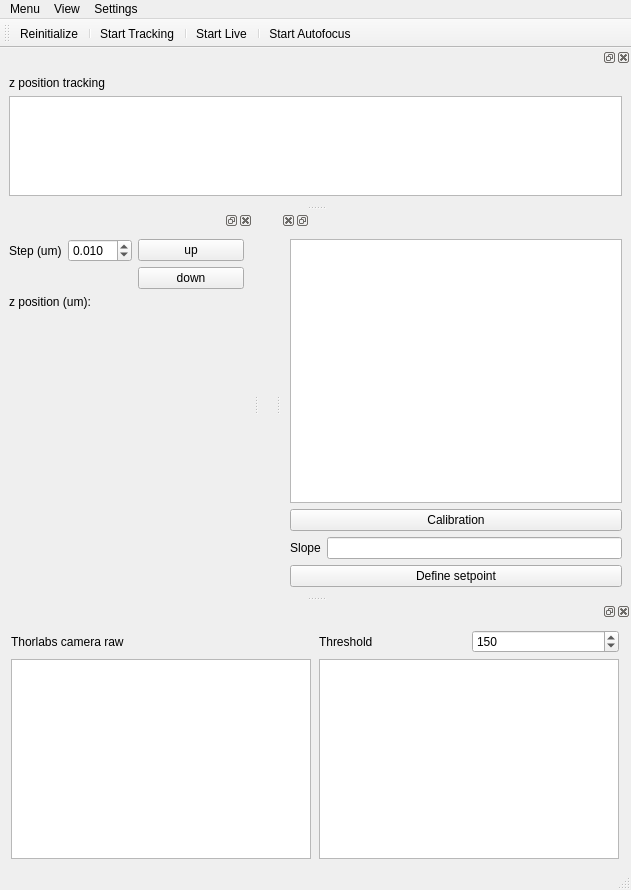
The window that gui/focus/ui_focus.ui (fbarho/qudi-cbs) describes before a commit, drawn with Qt 5.
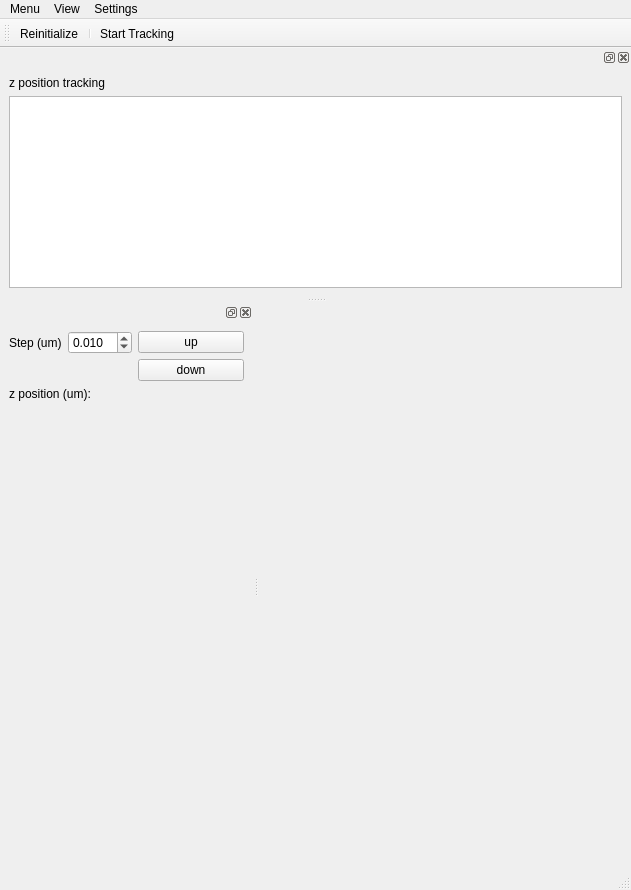
The same window after the commit. Custom widgets are drawn as their Qt base class.

Commit message: adapted focus ui file to current code version (no autofocus tools)

The edit to the form file:
```diff
--- a/gui/focus/ui_focus.ui
+++ b/gui/focus/ui_focus.ui
@@ -167,10 +167,6 @@
    <addaction name="piezo_init_Action"/>
    <addaction name="separator"/>
    <addaction name="tracking_Action"/>
-   <addaction name="separator"/>
-   <addaction name="live_Action"/>
-   <addaction name="separator"/>
-   <addaction name="autofocus_Action"/>
   </widget>
   <widget class="QDockWidget" name="timetrace_DockWidget">
    <property name="layoutDirection">
@@ -194,155 +190,6 @@
     </layout>
    </widget>
   </widget>
-  <widget class="QDockWidget" name="Autofocus_dockWidget">
-   <property name="minimumSize">
-    <size>
-     <width>350</width>
-     <height>385</height>
-    </size>
-   </property>
-   <property name="layoutDirection">
-    <enum>Qt::RightToLeft</enum>
-   </property>
-   <attribute name="dockWidgetArea">
-    <number>2</number>
-   </attribute>
-   <widget class="QWidget" name="dockWidgetContents_3">
-    <layout class="QGridLayout" name="gridLayout_2">
-     <item row="2" column="0">
-      <widget class="QPushButton" name="setpoint_pushButton">
-       <property name="text">
-        <string>Define setpoint</string>
-       </property>
-      </widget>
-     </item>
-     <item row="1" column="0">
-      <layout class="QGridLayout" name="gridLayout_8">
-       <item row="2" column="0" colspan="2">
-        <layout class="QVBoxLayout" name="verticalLayout_7">
-         <item>
-          <widget class="PlotWidget" name="calibration_PlotWidget"/>
-         </item>
-        </layout>
-       </item>
-       <item row="5" column="0">
-        <widget class="QLineEdit" name="slope_lineEdit"/>
-       </item>
-       <item row="3" column="0" colspan="2">
-        <widget class="QPushButton" name="calibration_pushButton">
-         <property name="text">
-          <string>Calibration</string>
-         </property>
-        </widget>
-       </item>
-       <item row="5" column="1">
-        <widget class="QLabel" name="slope_Label">
-         <property name="text">
-          <string>Slope</string>
-         </property>
-         <property name="alignment">
-          <set>Qt::AlignCenter</set>
-         </property>
-        </widget>
-       </item>
-      </layout>
-     </item>
-     <item row="3" column="0">
-      <layout class="QVBoxLayout" name="verticalLayout_3"/>
-     </item>
-    </layout>
-   </widget>
-  </widget>
-  <widget class="QDockWidget" name="im_display_dockWidget">
-   <attribute name="dockWidgetArea">
-    <number>8</number>
-   </attribute>
-   <widget class="QWidget" name="dockWidgetContents_4">
-    <layout class="QGridLayout" name="gridLayout_4">
-     <item row="1" column="0">
-      <widget class="PlotWidget" name="raw_image_PlotWidget">
-       <property name="sizePolicy">
-        <sizepolicy hsizetype="Expanding" vsizetype="Expanding">
-         <horstretch>0</horstretch>
-         <verstretch>0</verstretch>
-        </sizepolicy>
-       </property>
-       <property name="minimumSize">
-        <size>
-         <width>200</width>
-         <height>200</height>
-        </size>
-       </property>
-       <property name="maximumSize">
-        <size>
-         <width>300</width>
-         <height>300</height>
-        </size>
-       </property>
-       <property name="transformationAnchor">
-        <enum>QGraphicsView::AnchorUnderMouse</enum>
-       </property>
-      </widget>
-     </item>
-     <item row="1" column="1">
-      <widget class="PlotWidget" name="threshold_image_PlotWidget">
-       <property name="sizePolicy">
-        <sizepolicy hsizetype="Expanding" vsizetype="Expanding">
-         <horstretch>0</horstretch>
-         <verstretch>0</verstretch>
-        </sizepolicy>
-       </property>
-       <property name="minimumSize">
-        <size>
-         <width>200</width>
-         <height>200</height>
-        </size>
-       </property>
-       <property name="maximumSize">
-        <size>
-         <width>300</width>
-         <height>300</height>
-        </size>
-       </property>
-       <property name="transformationAnchor">
-        <enum>QGraphicsView::AnchorUnderMouse</enum>
-       </property>
-      </widget>
-     </item>
-     <item row="0" column="0">
-      <widget class="QLabel" name="live_label">
-       <property name="text">
-        <string>Thorlabs camera raw</string>
-       </property>
-      </widget>
-     </item>
-     <item row="0" column="1">
-      <layout class="QHBoxLayout" name="horizontalLayout_2">
-       <item>
-        <widget class="QLabel" name="threshold_label">
-         <property name="text">
-          <string>Threshold</string>
-         </property>
-        </widget>
-       </item>
-       <item>
-        <widget class="QSpinBox" name="threshold_spinBox">
-         <property name="minimum">
-          <number>0</number>
-         </property>
-         <property name="maximum">
-          <number>254</number>
-         </property>
-         <property name="value">
-          <number>150</number>
-         </property>
-        </widget>
-       </item>
-      </layout>
-     </item>
-    </layout>
-   </widget>
-  </widget>
   <action name="close_MenuAction">
    <property name="text">
     <string>Close</string>
@@ -389,54 +236,6 @@
     <string>Start Tracking</string>
    </property>
   </action>
-  <action name="Autofocus-dockwidget_view_Action">
-   <property name="checkable">
-    <bool>true</bool>
-   </property>
-   <property name="checked">
-    <bool>true</bool>
-   </property>
-   <property name="text">
-    <string>Autofocus</string>
-   </property>
-  </action>
-  <action name="live_Action">
-   <property name="checkable">
-    <bool>true</bool>
-   </property>
-   <property name="text">
-    <string>Start Live</string>
-   </property>
-   <property name="toolTip">
-    <string>start thorlabs camera live</string>
-   </property>
-  </action>
-  <action name="Camera_live_dockwidget_view_Action">
-   <property name="checkable">
-    <bool>true</bool>
-   </property>
-   <property name="checked">
-    <bool>true</bool>
-   </property>
-   <property name="text">
-    <string>Camera live thresholding</string>
-   </property>
-  </action>
-  <action name="autofocus_Action">
-   <property name="text">
-    <string>Start Autofocus</string>
-   </property>
-  </action>
-  <action name="pid_settings_Action">
-   <property name="text">
-    <string>pid settings</string>
-   </property>
-  </action>
-  <action name="camera_settings_Action">
-   <property name="text">
-    <string>camera settings</string>
-   </property>
-  </action>
  </widget>
  <customwidgets>
   <customwidget>
```
Left out of the diff: 70 changed lines with no effect on the pictures.
